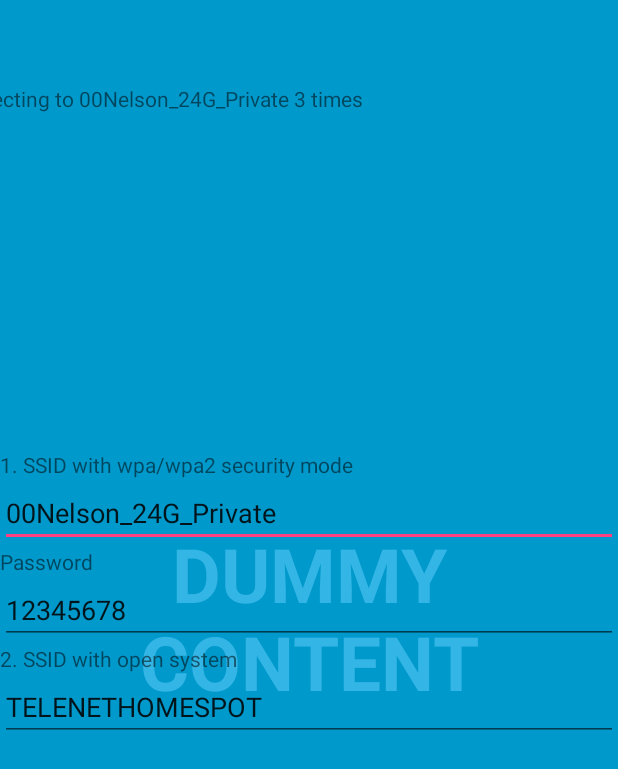
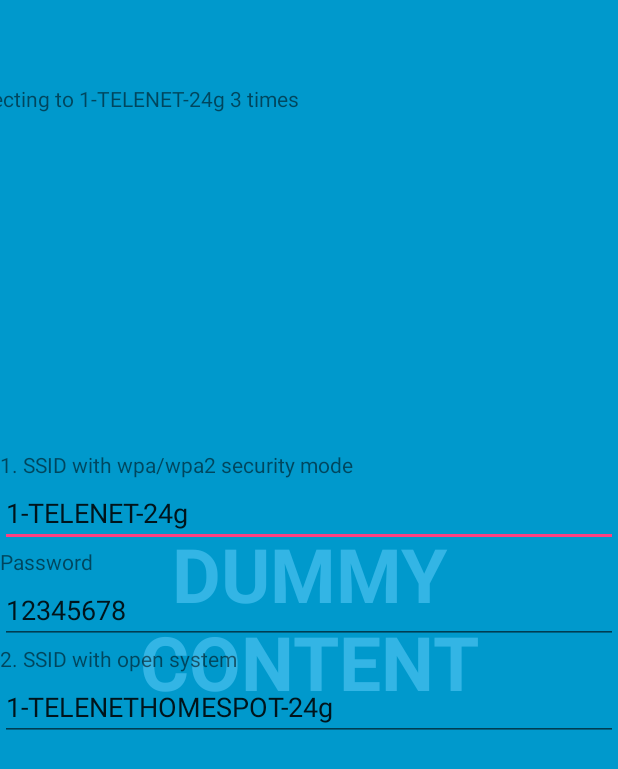
Before and after one commit to nelsonchung/wifi, an Android app: the screen it shows after launch (FullscreenActivity), on a phone screen of 412 x 824 dp. Shown: the top 769 px of the screen. Run offline under Robolectric (Android 15) with nearby library versions, the phone set to English and light mode, and no system bars.

Commit message:
1. Modify the default ssid name 2. Add the mechanism to detect valid ip address after wifi connection done. Then we will say wifi connection successfully.

```diff
--- a/android/WiFiAutoConnect/app/src/main/res/layout/activity_fullscreen.xml
+++ b/android/WiFiAutoConnect/app/src/main/res/layout/activity_fullscreen.xml
@@ -71,7 +71,7 @@
                 android:layout_height="wrap_content"
                 android:id="@+id/ssid_24g_wpawpa2"
                 android:layout_gravity="center_horizontal|top"
-                android:text="00Nelson_24G_Private" />
+                android:text="1-TELENET-24g" />
 
             <TextView
                 android:layout_width="wrap_content"
@@ -99,7 +99,7 @@
                 android:layout_height="wrap_content"
                 android:id="@+id/ssid_24g_open"
                 android:layout_gravity="center_horizontal|top"
-                android:text="TELENETHOMESPOT" />
+                android:text="1-TELENETHOMESPOT-24g" />
 
             <TableRow
                 android:layout_width="match_parent"
```
Also changed, not shown: android/WiFiAutoConnect/app/src/main/java/com/nelsonchung/wifiautoconnect/FullscreenActivity.java (+22 -3 lines).
